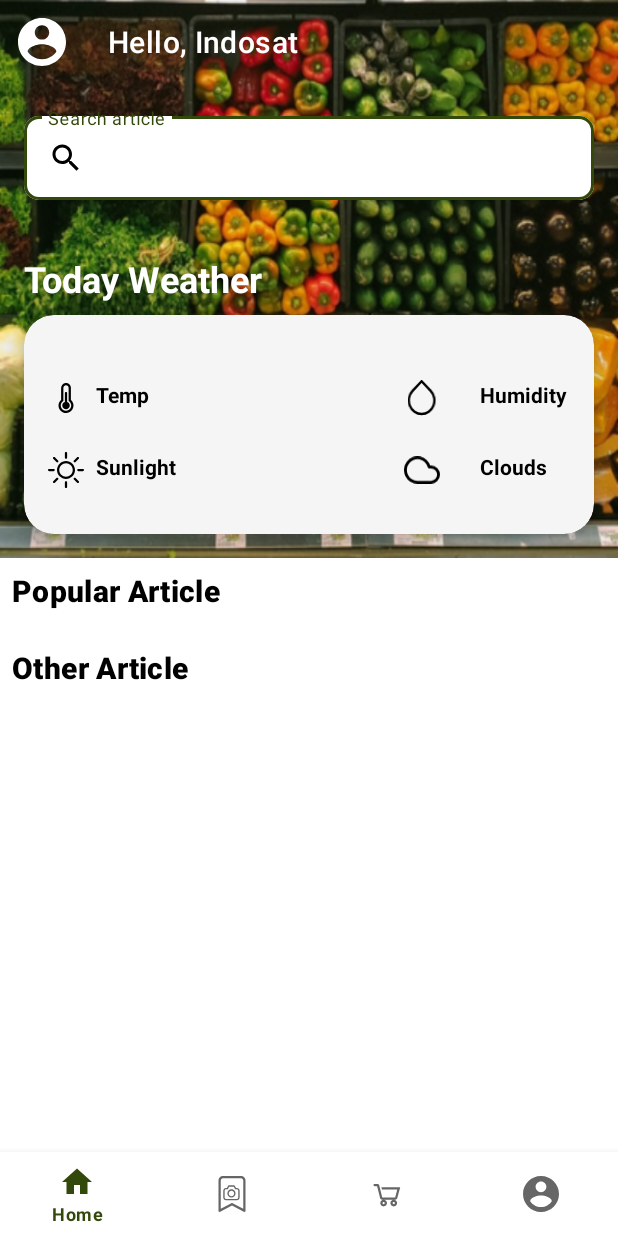
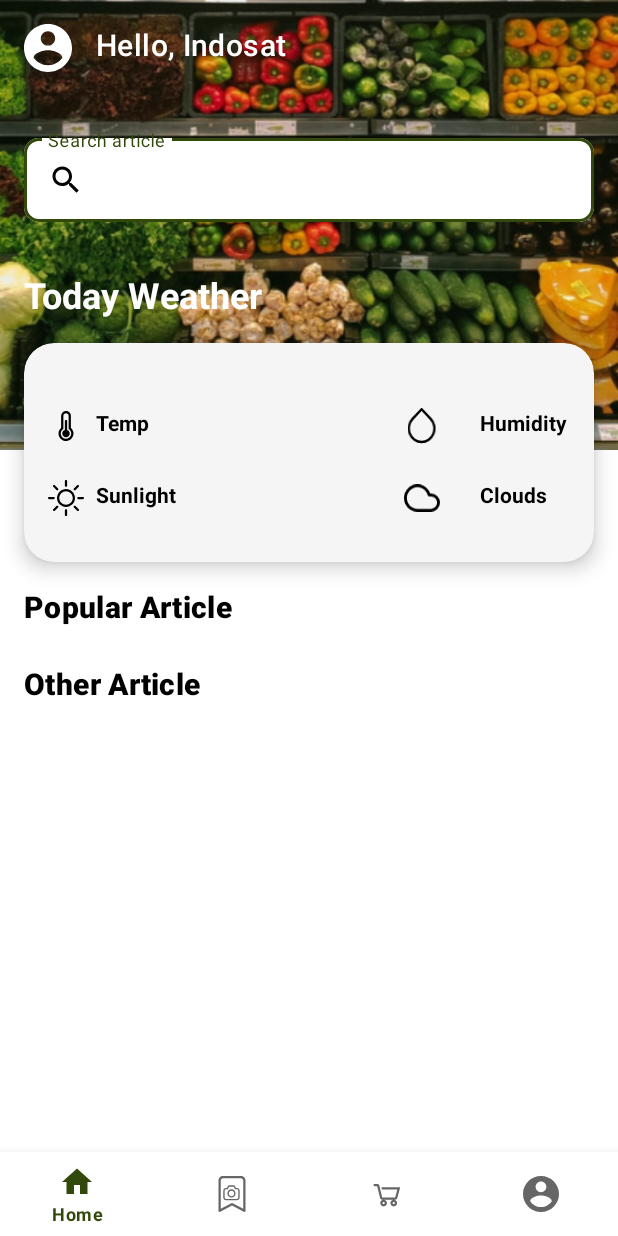
Before and after one commit to IOH-C22-HY-4/MobileDevelopment, an Android app: the screen it shows after launch (MainActivity), on a phone screen of 412 x 824 dp. Run offline under Robolectric (Android 15) with nearby library versions, the phone set to English and light mode, and no system bars; our stand-ins replace navigation-ui.

Commit message:
fix: bug in top appbar

```diff
--- a/app/src/main/res/layout/fragment_home.xml
+++ b/app/src/main/res/layout/fragment_home.xml
@@ -1,42 +1,49 @@
 <?xml version="1.0" encoding="utf-8"?>
-<androidx.coordinatorlayout.widget.CoordinatorLayout xmlns:android="http://schemas.android.com/apk/res/android"
+<ScrollView xmlns:android="http://schemas.android.com/apk/res/android"
     xmlns:app="http://schemas.android.com/apk/res-auto"
     xmlns:tools="http://schemas.android.com/tools"
     android:layout_width="match_parent"
     android:layout_height="match_parent"
     tools:context=".HomeFragment">
 
-    <com.google.android.material.appbar.AppBarLayout
-        android:id="@+id/appbar"
-        android:layout_width="match_parent"
-        android:layout_height="wrap_content"
-        android:background="@drawable/home_image"
-        app:elevation="0dp"
-        app:layout_behavior="com.google.android.material.appbar.AppBarLayout$Behavior">
-
-        <com.google.android.material.appbar.CollapsingToolbarLayout
-            android:id="@+id/collapsing_toolbar"
-            android:layout_width="match_parent"
-            android:layout_height="wrap_content"
-            app:contentScrim="@android:color/transparent"
-            app:layout_scrollFlags="scroll|snap|exitUntilCollapsed"
-            app:titleEnabled="false"
-            app:toolbarId="@id/toolbar">
-
-            <com.google.android.material.appbar.MaterialToolbar
-                android:id="@+id/toolbar"
-                android:layout_width="match_parent"
-                android:layout_height="?attr/actionBarSize"
-                android:background="@android:color/transparent"
-                app:layout_collapseMode="pin"
-                app:navigationIcon="@drawable/ic_profile"
-                app:title="Hello, Indosat"
-                app:titleTextColor="?attr/colorSurface" />
-
     <androidx.constraintlayout.widget.ConstraintLayout
         android:layout_width="match_parent"
+        android:layout_height="wrap_content">
+
+        <com.google.android.material.imageview.ShapeableImageView
+            android:id="@+id/profile_picture"
+            android:layout_width="wrap_content"
             android:layout_height="wrap_content"
-                android:layout_marginTop="?attr/actionBarSize">
+            android:layout_marginStart="16dp"
+            android:layout_marginTop="16dp"
+            android:elevation="8dp"
+            android:src="@drawable/ic_profile"
+            android:tint="?attr/colorSurface"
+            app:layout_constraintStart_toStartOf="parent"
+            app:layout_constraintTop_toTopOf="parent"
+            app:tint="?attr/colorSurface" />
+
+        <com.google.android.material.textview.MaterialTextView
+            android:layout_width="wrap_content"
+            android:layout_height="0dp"
+            android:layout_marginStart="16dp"
+            android:elevation="8dp"
+            android:text="Hello, Indosat"
+            android:textAppearance="?attr/textAppearanceHeadline6"
+            android:textColor="?attr/colorSurface"
+            app:layout_constraintBottom_toBottomOf="@+id/profile_picture"
+            app:layout_constraintStart_toEndOf="@+id/profile_picture"
+            app:layout_constraintTop_toTopOf="@+id/profile_picture" />
+
+        <com.google.android.material.imageview.ShapeableImageView
+            android:id="@+id/background_image"
+            android:layout_width="match_parent"
+            android:layout_height="300dp"
+            android:scaleType="fitXY"
+            android:src="@drawable/home_image"
+            app:layout_constraintEnd_toEndOf="parent"
+            app:layout_constraintStart_toStartOf="parent"
+            app:layout_constraintTop_toTopOf="parent" />
 
         <com.google.android.material.textfield.TextInputLayout
             android:id="@+id/search_container"
@@ -51,9 +58,11 @@
             app:boxCornerRadiusBottomStart="10dp"
             app:boxCornerRadiusTopEnd="10dp"
             app:boxCornerRadiusTopStart="10dp"
+            app:layout_constraintBottom_toTopOf="@id/weather_card"
             app:layout_constraintEnd_toEndOf="parent"
             app:layout_constraintStart_toStartOf="parent"
-                    app:layout_constraintTop_toTopOf="parent">
+            app:layout_constraintTop_toBottomOf="@+id/profile_picture"
+            app:layout_constraintVertical_bias="0.22000003">
 
             <com.google.android.material.textfield.TextInputEditText
                 android:id="@+id/et_search"
@@ -72,7 +81,7 @@
             android:id="@+id/today_weather"
             android:layout_width="wrap_content"
             android:layout_height="wrap_content"
-                    android:layout_marginTop="36dp"
+            android:layout_marginTop="32dp"
             android:text="@string/today_weather"
             android:textAppearance="?attr/textAppearanceHeadline5"
             android:textColor="?attr/colorSurface"
@@ -86,40 +95,22 @@
             android:layout_width="match_parent"
             android:layout_height="wrap_content"
             android:layout_marginHorizontal="16dp"
-                    android:layout_marginTop="8dp"
-                    android:layout_marginBottom="16dp"
-                    app:layout_constraintBottom_toBottomOf="parent"
+            android:layout_marginTop="16dp"
             app:layout_constraintEnd_toEndOf="parent"
             app:layout_constraintStart_toStartOf="parent"
-                    app:layout_constraintTop_toBottomOf="@+id/today_weather" />
-
-            </androidx.constraintlayout.widget.ConstraintLayout>
-
-        </com.google.android.material.appbar.CollapsingToolbarLayout>
-
-    </com.google.android.material.appbar.AppBarLayout>
-
-    <ScrollView
-        android:layout_width="match_parent"
-        android:layout_height="match_parent"
-        app:layout_behavior="com.google.android.material.appbar.AppBarLayout$ScrollingViewBehavior">
-
-        <androidx.constraintlayout.widget.ConstraintLayout
-            android:layout_width="match_parent"
-            android:layout_height="wrap_content">
+            app:layout_constraintTop_toBottomOf="@id/today_weather" />
 
         <com.google.android.material.textview.MaterialTextView
             android:id="@+id/header_popular_article"
             android:layout_width="wrap_content"
             android:layout_height="wrap_content"
-                android:layout_marginStart="8dp"
-                android:layout_marginTop="8dp"
+            android:layout_marginTop="16dp"
             android:text="@string/popular_article"
             android:textAppearance="?attr/textAppearanceHeadline6"
             android:textColor="?attr/colorOnSurface"
             android:textStyle="bold"
-                app:layout_constraintStart_toStartOf="parent"
-                app:layout_constraintTop_toTopOf="parent" />
+            app:layout_constraintStart_toStartOf="@+id/weather_card"
+            app:layout_constraintTop_toBottomOf="@+id/weather_card" />
 
         <androidx.recyclerview.widget.RecyclerView
             android:id="@+id/rv_popular_article"
@@ -137,13 +128,12 @@
             android:id="@+id/header_other_article"
             android:layout_width="wrap_content"
             android:layout_height="wrap_content"
-                android:layout_marginStart="8dp"
             android:layout_marginTop="16dp"
             android:text="@string/other_article"
             android:textAppearance="?attr/textAppearanceHeadline6"
             android:textColor="?attr/colorOnSurface"
             android:textStyle="bold"
-                app:layout_constraintStart_toStartOf="parent"
+            app:layout_constraintStart_toStartOf="@+id/header_popular_article"
             app:layout_constraintTop_toBottomOf="@+id/rv_popular_article" />
 
         <androidx.recyclerview.widget.RecyclerView
@@ -158,8 +148,7 @@
             app:layout_constraintTop_toBottomOf="@+id/header_other_article"
             tools:listitem="@layout/item_article" />
 
+
     </androidx.constraintlayout.widget.ConstraintLayout>
 
 </ScrollView>
-
-</androidx.coordinatorlayout.widget.CoordinatorLayout>
```
Lines whose indentation alone changed are shown as unchanged.
